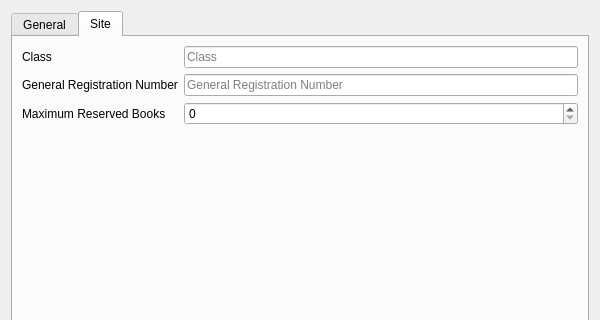
Qt form UI/biblioteq_userinfo.ui (textbrowser/biblioteq) before a commit; both pictures show x 0 to 600 and y 0 to 320 of the 600 by 600 pixel window.
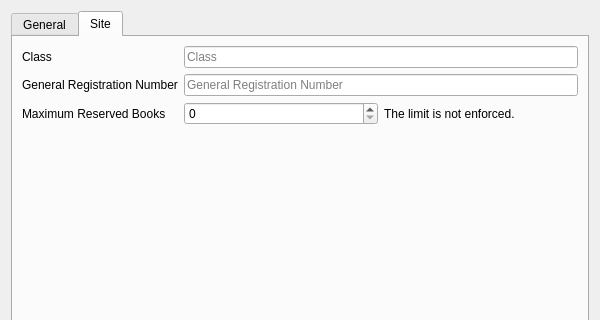
The same form after that commit. The open tabs and pages were chosen to show the change. Icons and pictures are not drawn.

Diff of the .ui file:
```diff
--- a/UI/biblioteq_userinfo.ui
+++ b/UI/biblioteq_userinfo.ui
@@ -833,6 +833,8 @@
         </widget>
        </item>
        <item row="2" column="1">
+        <layout class="QHBoxLayout" name="horizontalLayout_6">
+         <item>
         <widget class="QSpinBox" name="maximum_reserved_books">
          <property name="toolTip">
           <string>&lt;html&gt;&lt;head/&gt;&lt;body&gt;&lt;p&gt;A value of zero disables the maximum.&lt;/p&gt;&lt;/body&gt;&lt;/html&gt;</string>
@@ -841,6 +843,15 @@
           <number>999999999</number>
          </property>
         </widget>
+         </item>
+         <item>
+          <widget class="QLabel" name="label_20">
+           <property name="text">
+            <string>The limit is not enforced.</string>
+           </property>
+          </widget>
+         </item>
+        </layout>
        </item>
       </layout>
      </widget>
```
Left out of the diff: 4 changed lines with no effect on the pictures. Lines whose indentation alone changed are shown as unchanged.
